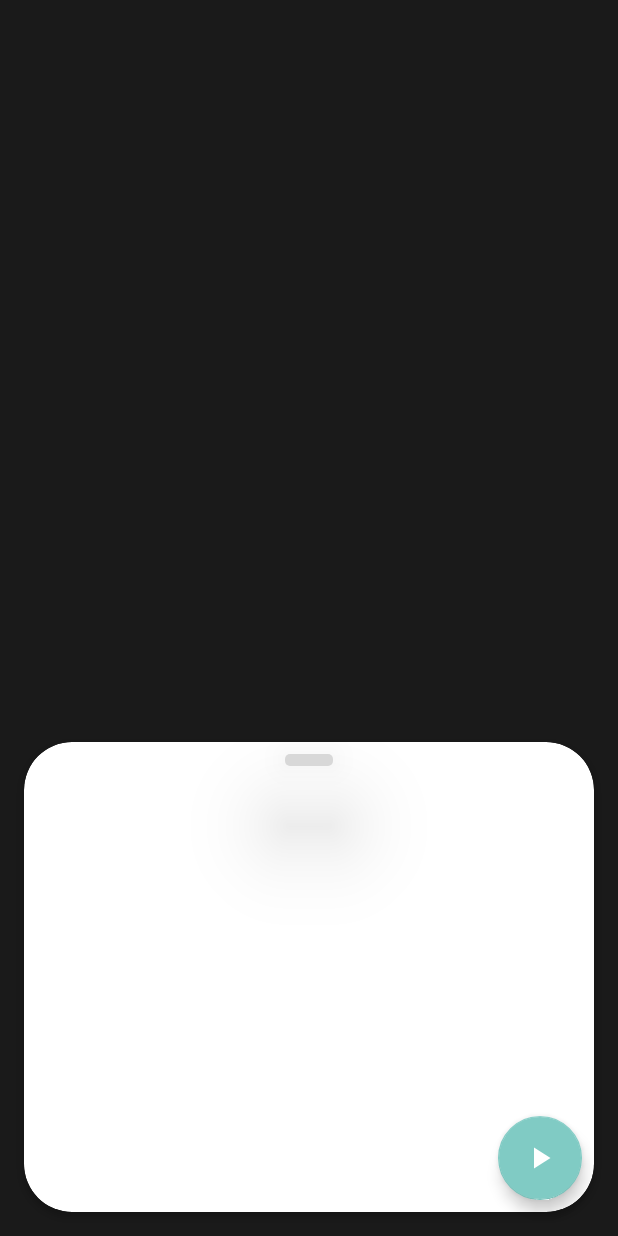
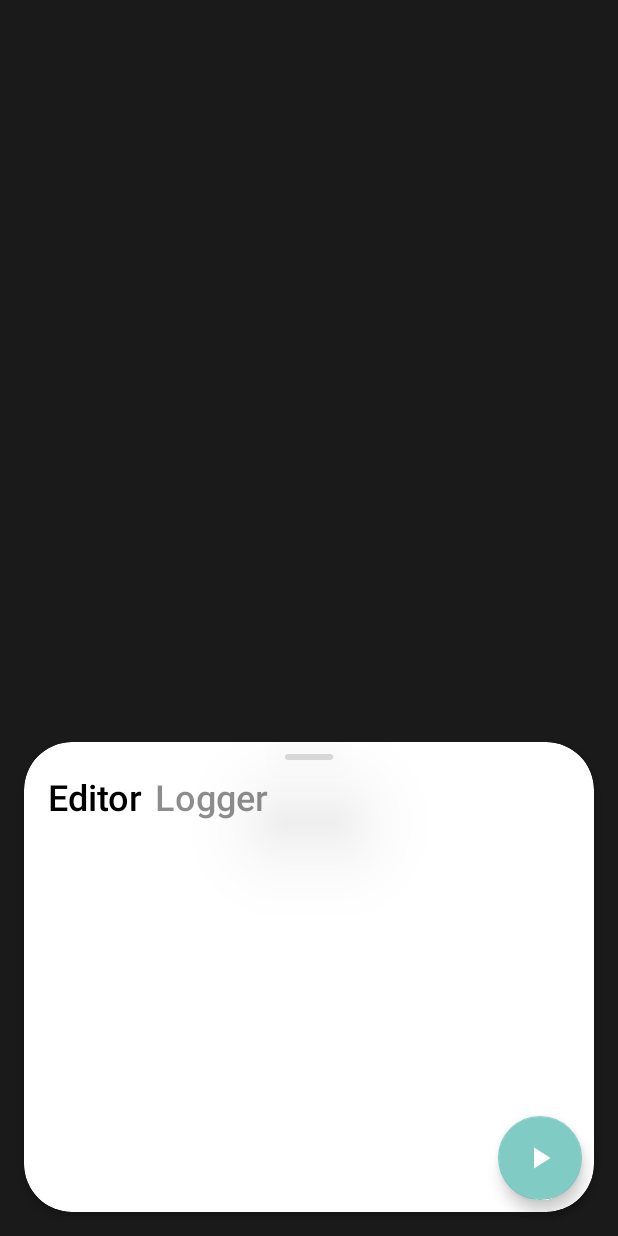
Before and after one commit to aravindkarthik96/Blanca, an Android app: the screen it shows after launch (BlancaHomeActivity), on a phone screen of 412 x 824 dp. Run offline under Robolectric (Android 15) with nearby library versions, the light colour scheme and no system bars.

Commit message:
added editor and logger tabs

```diff
--- a/app/src/main/res/layout/activity_blanca_home.xml
+++ b/app/src/main/res/layout/activity_blanca_home.xml
@@ -8,7 +8,6 @@
     app:applyMotionScene="true"
     app:layoutDescription="@xml/blanca_home_scene"
     tools:context=".BlancaHomeActivity">
-
 
     <androidx.cardview.widget.CardView
         android:id="@+id/contentCard"
@@ -48,17 +47,17 @@
         android:id="@+id/compileFabButton"
         android:layout_width="wrap_content"
         android:layout_height="wrap_content"
-        android:layout_marginEnd="24dp"
+        android:layout_marginEnd="8dp"
         android:layout_marginBottom="24dp"
         android:src="@drawable/blanca_compile_icon"
         app:fabSize="normal"
         app:layout_constraintBottom_toBottomOf="parent"
-        app:layout_constraintEnd_toEndOf="parent" />
+        app:layout_constraintEnd_toEndOf="@+id/contentCard" />
 
     <View
         android:id="@+id/contentNotch"
         android:layout_width="32dp"
-        android:layout_height="8dp"
+        android:layout_height="4dp"
         android:layout_marginTop="8dp"
         android:background="@drawable/blanca_card_notch"
         android:translationZ="40dp"
@@ -66,5 +65,32 @@
         app:layout_constraintStart_toStartOf="@+id/contentCard"
         app:layout_constraintTop_toTopOf="@+id/contentCard" />
 
+    <TextView
+        android:id="@+id/editorTitle"
+        android:layout_width="wrap_content"
+        android:layout_height="wrap_content"
+        android:layout_marginStart="16dp"
+        android:layout_marginTop="8dp"
+        android:fontFamily="sans-serif-medium"
+        android:text="Editor"
+        android:textColor="#000000"
+        android:textSize="24sp"
+        android:translationZ="100dp"
+        app:layout_constraintStart_toStartOf="@+id/contentCard"
+        app:layout_constraintTop_toBottomOf="@+id/contentNotch" />
+
+    <TextView
+        android:id="@+id/loggerTitle"
+        android:layout_width="wrap_content"
+        android:layout_height="wrap_content"
+        android:layout_marginStart="8dp"
+        android:layout_marginTop="8dp"
+        android:fontFamily="sans-serif-medium"
+        android:text="Logger"
+        android:textColor="#72000000"
+        android:textSize="24sp"
+        android:translationZ="100dp"
+        app:layout_constraintStart_toEndOf="@+id/editorTitle"
+        app:layout_constraintTop_toBottomOf="@+id/contentNotch" />
 
 </androidx.constraintlayout.motion.widget.MotionLayout>
--- a/app/src/main/res/values/colors.xml
+++ b/app/src/main/res/values/colors.xml
@@ -1,7 +1,7 @@
 <?xml version="1.0" encoding="utf-8"?>
 <resources>
     <color name="colorPrimary">#62B656</color>
-    <color name="colorPrimaryDark">#00574B</color>
+    <color name="colorPrimaryDark">#62B656</color>
     <color name="colorAccent">#62B656</color>
     <color name="blanca_text_green">#4CDF00</color>
 </resources>
```
